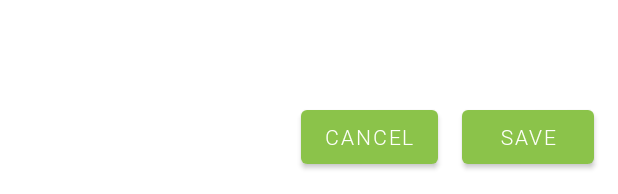
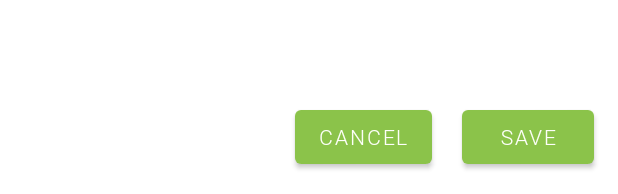
Before and after one commit to agatap2/Lets_Play, an Android app: the layout fragment_edit_game_details.xml on its own in the app's theme, with its tools: preview values and no code run, on a phone screen of 412 x 824 dp. Shown: the part 1039-1233 px from the top of the screen. Run offline under Robolectric (Android 15) with nearby library versions, the phone set to English and light mode, and no system bars; Roboto replaces fonts that are not available here.

Commit message:
Rotation fixes

```diff
--- a/app/src/main/res/layout/dialog_game_name.xml
+++ b/app/src/main/res/layout/dialog_game_name.xml
@@ -1,4 +1,6 @@
 <?xml version="1.0" encoding="utf-8"?>
+<layout>
+
     <FrameLayout xmlns:android="http://schemas.android.com/apk/res/android"
         android:layout_width="match_parent"
         android:layout_height="wrap_content"
@@ -18,3 +20,4 @@
                 android:layout_height="wrap_content" />
         </com.google.android.material.textfield.TextInputLayout>
     </FrameLayout>
+</layout>
--- a/app/src/main/res/layout/fragment_edit_game_details.xml
+++ b/app/src/main/res/layout/fragment_edit_game_details.xml
@@ -11,6 +11,11 @@
             type="com.akobusinska.letsplay.ui.addGame.EditGameDetailsViewModel" />
 
     </data>
+
+    <androidx.core.widget.NestedScrollView
+        android:layout_width="match_parent"
+        android:layout_height="match_parent"
+        android:fillViewport="true">
 
         <androidx.constraintlayout.widget.ConstraintLayout
             android:layout_width="match_parent"
@@ -351,22 +356,27 @@
                 android:id="@+id/cancel"
                 android:layout_width="wrap_content"
                 android:layout_height="wrap_content"
-            android:layout_marginEnd="16dp"
+                android:layout_marginEnd="20dp"
                 android:text="@string/cancel"
                 app:layout_constraintBottom_toBottomOf="@+id/save"
                 app:layout_constraintEnd_toStartOf="@+id/save"
-            app:layout_constraintTop_toTopOf="@+id/save" />
+                app:layout_constraintTop_toTopOf="@+id/save"
+                app:layout_constraintVertical_bias="1.0" />
 
             <Button
                 android:id="@+id/save"
                 android:layout_width="wrap_content"
                 android:layout_height="wrap_content"
+                android:layout_marginTop="16dp"
                 android:layout_marginEnd="16dp"
                 android:layout_marginBottom="16dp"
                 android:text="@string/save"
                 app:layout_constraintBottom_toBottomOf="parent"
-            app:layout_constraintEnd_toEndOf="parent" />
+                app:layout_constraintEnd_toEndOf="parent"
+                app:layout_constraintTop_toBottomOf="@+id/recommended_for_more_text"
+                app:layout_constraintVertical_bias="1.0" />
 
         </androidx.constraintlayout.widget.ConstraintLayout>
+    </androidx.core.widget.NestedScrollView>
 
 </layout>
--- a/app/src/main/res/layout/fragment_games_list.xml
+++ b/app/src/main/res/layout/fragment_games_list.xml
@@ -34,7 +34,8 @@
                 app:layout_constraintEnd_toEndOf="parent"
                 app:layout_constraintStart_toStartOf="parent"
                 app:layout_constraintTop_toBottomOf="@+id/appBarLayout"
-                app:startIconDrawable="@drawable/ic_search_24">
+                app:startIconDrawable="@drawable/ic_search_24"
+                app:endIconMode="clear_text">
 
                 <com.google.android.material.textfield.TextInputEditText
                     android:id="@+id/search_bar"
```
Also changed, not shown: app/src/main/java/com/akobusinska/letsplay/ui/gamesList/DialogGameNameFragment.kt (added, +63 -0 lines), app/src/main/java/com/akobusinska/letsplay/ui/gamesList/GamesListFragment.kt (+7 -0 lines), app/src/main/res/layout/fragment_game_details.xml (+10 -1 lines). Lines whose indentation alone changed are shown as unchanged.
